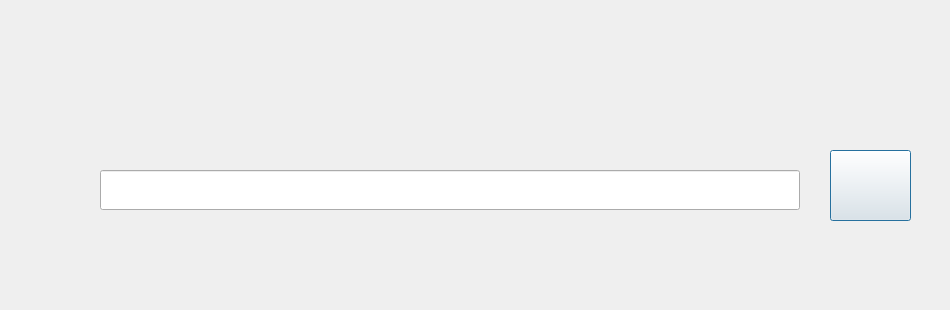
Qt form updateimagen.ui (sharingplay/Proyecto-3) before a commit.
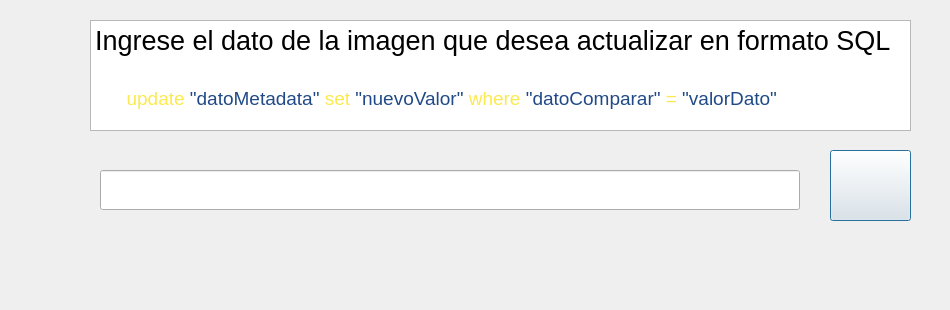
The same form after that commit. Icons and pictures are not drawn.

Commit message: actualizacion  interfaz

What changed in the file:
```diff
--- a/updateimagen.ui
+++ b/updateimagen.ui
@@ -39,6 +39,25 @@
     </rect>
    </property>
   </widget>
+  <widget class="QTextBrowser" name="textBrowser">
+   <property name="geometry">
+    <rect>
+     <x>90</x>
+     <y>20</y>
+     <width>821</width>
+     <height>111</height>
+    </rect>
+   </property>
+   <property name="html">
+    <string>&lt;!DOCTYPE HTML PUBLIC &quot;-//W3C//DTD HTML 4.0//EN&quot; &quot;http://www.w3.org/TR/REC-html40/strict.dtd&quot;&gt;
+&lt;html&gt;&lt;head&gt;&lt;meta name=&quot;qrichtext&quot; content=&quot;1&quot; /&gt;&lt;style type=&quot;text/css&quot;&gt;
+p, li { white-space: pre-wrap; }
+&lt;/style&gt;&lt;/head&gt;&lt;body style=&quot; font-family:'Cantarell'; font-size:11pt; font-weight:400; font-style:normal;&quot;&gt;
+&lt;p style=&quot; margin-top:0px; margin-bottom:0px; margin-left:0px; margin-right:0px; -qt-block-indent:0; text-indent:0px;&quot;&gt;&lt;span style=&quot; font-size:20pt;&quot;&gt;Ingrese el dato de la imagen que desea actualizar en formato SQL&lt;/span&gt;&lt;/p&gt;
+&lt;p style=&quot;-qt-paragraph-type:empty; margin-top:0px; margin-bottom:0px; margin-left:0px; margin-right:0px; -qt-block-indent:0; text-indent:0px; font-size:20pt;&quot;&gt;&lt;br /&gt;&lt;/p&gt;
+&lt;p style=&quot; margin-top:0px; margin-bottom:0px; margin-left:0px; margin-right:0px; -qt-block-indent:0; text-indent:0px;&quot;&gt;&lt;span style=&quot; font-size:14pt;&quot;&gt;      &lt;/span&gt;&lt;span style=&quot; font-size:14pt; color:#fce94f;&quot;&gt;update&lt;/span&gt;&lt;span style=&quot; font-size:14pt;&quot;&gt; &lt;/span&gt;&lt;span style=&quot; font-size:14pt; color:#204a87;&quot;&gt;&amp;quot;datoMetadata&amp;quot;&lt;/span&gt;&lt;span style=&quot; font-size:14pt;&quot;&gt; &lt;/span&gt;&lt;span style=&quot; font-size:14pt; color:#fce94f;&quot;&gt;set&lt;/span&gt;&lt;span style=&quot; font-size:14pt;&quot;&gt; &lt;/span&gt;&lt;span style=&quot; font-size:14pt; color:#204a87;&quot;&gt;&amp;quot;nuevoValor&amp;quot;&lt;/span&gt;&lt;span style=&quot; font-size:14pt;&quot;&gt; &lt;/span&gt;&lt;span style=&quot; font-size:14pt; color:#fce94f;&quot;&gt;where&lt;/span&gt;&lt;span style=&quot; font-size:14pt;&quot;&gt; &lt;/span&gt;&lt;span style=&quot; font-size:14pt; color:#204a87;&quot;&gt;&amp;quot;datoComparar&amp;quot;&lt;/span&gt;&lt;span style=&quot; font-size:14pt;&quot;&gt; &lt;/span&gt;&lt;span style=&quot; font-size:14pt; color:#fce94f;&quot;&gt;=&lt;/span&gt;&lt;span style=&quot; font-size:14pt;&quot;&gt; &lt;/span&gt;&lt;span style=&quot; font-size:14pt; color:#204a87;&quot;&gt;&amp;quot;valorDato&amp;quot;&lt;/span&gt;&lt;/p&gt;&lt;/body&gt;&lt;/html&gt;</string>
+   </property>
+  </widget>
  </widget>
  <resources/>
  <connections/>
```
The commit also changes 4 other files.
